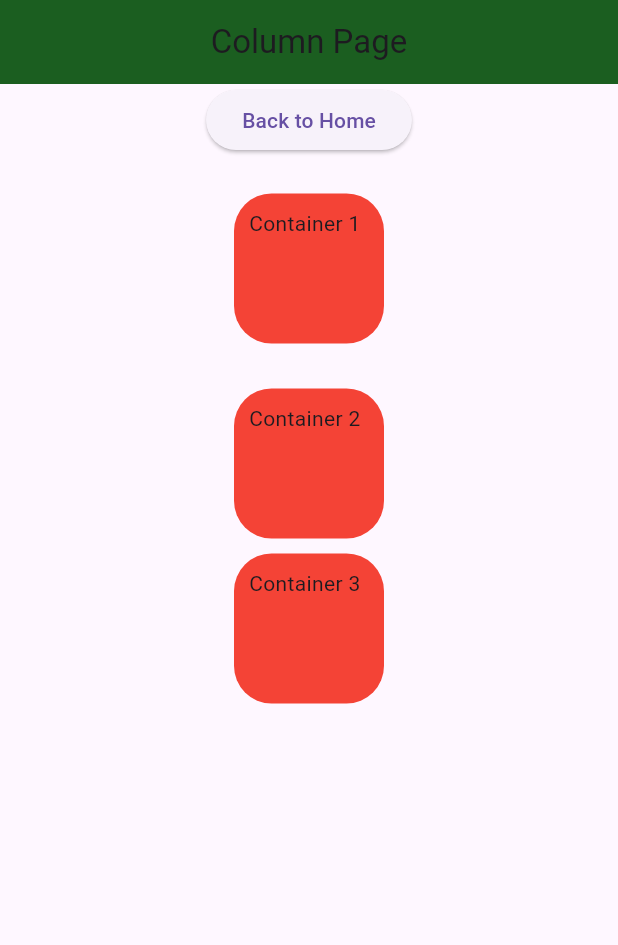
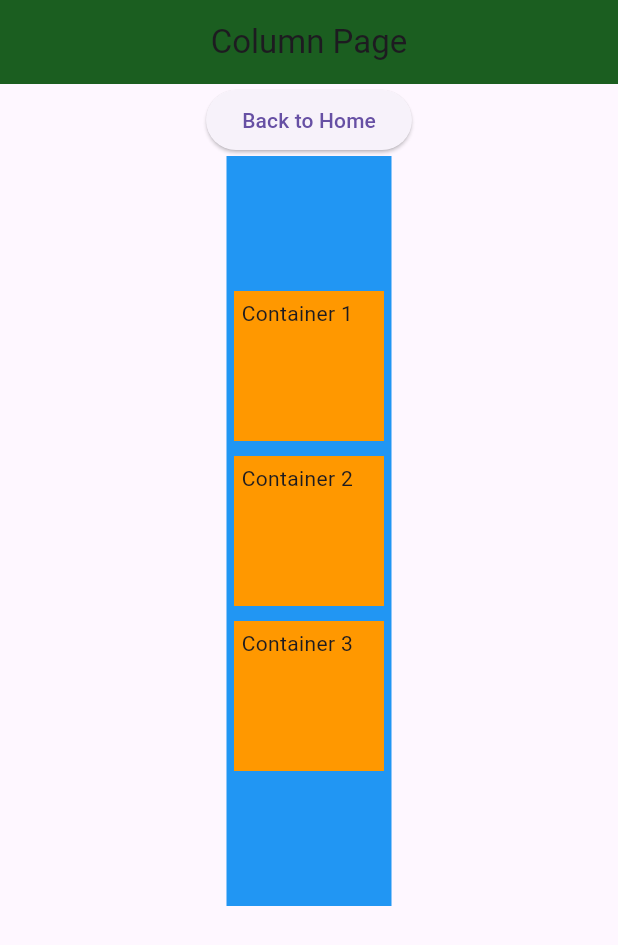
Before and after one commit to PlaceHolderHere/cheatSheets, a Flutter app: the screen it shows after launch, after a tap on "Go to 4.2.Column", on a phone screen of 412 x 824 dp. Shown: the top 945 px of the screen. Run offline on Flutter 3.47's test engine with Material 3 defaults, Android fonts, the phone set to English and light mode, and no system bars; network calls fail.

Commit message:
Cleaned up example in 4.2.column in fluttercheatsheet

```diff
--- a/fluttercheatsheet/lib/pages/4.layout/4.2.column.dart
+++ b/fluttercheatsheet/lib/pages/4.layout/4.2.column.dart
@@ -27,49 +27,45 @@ class ColumnPage extends StatelessWidget{
                 child: const Text('Back to Home'),
               ),
 
+              Container(
+                height: 500,
+                color: Colors.blue,
+
                 // === Column === //
                 // Allows you to stack/arrange components in a vertical order
                 // By Default, takes up as little space as possible
-              Column(
+                child: Column(
                   mainAxisAlignment: MainAxisAlignment.center, // Aligns vertically within the column
                   crossAxisAlignment: CrossAxisAlignment.center, // Aligns horizontally column
                   children: [
                     Container(
-                    width: 100, // double.infinity = full parent width
-                    height: 100, // double.infinity = full parent height
-                    padding: EdgeInsets.all(10),
-                    margin: EdgeInsets.all(25),
-                    decoration: BoxDecoration( // Styling
-                      borderRadius: BorderRadius.circular(25), // Rounded corners
-                      color: Colors.red,
-                    ),
+                        width: 100,
+                        height: 100,
+                        color: Colors.orange,
+                        margin: EdgeInsets.all(5),
+                        padding: EdgeInsets.all(5),
                         child: const Text("Container 1"),
                       ),
 
                       Container(
-                    width: 100, // double.infinity = full parent width
-                    height: 100, // double.infinity = full parent height
-                    padding: EdgeInsets.all(10),
+                        width: 100,
+                        height: 100,
+                        color: Colors.orange,
                         margin: EdgeInsets.all(5),
-                    decoration: BoxDecoration( // Styling
-                      borderRadius: BorderRadius.circular(25), // Rounded corners
-                      color: Colors.red,
-                    ),
+                        padding: EdgeInsets.all(5),
                         child: const Text("Container 2"),
                       ),
 
                       Container(
-                    width: 100, // double.infinity = full parent width
-                    height: 100, // double.infinity = full parent height
-                    padding: EdgeInsets.all(10),
+                        width: 100,
+                        height: 100,
+                        color: Colors.orange,
                         margin: EdgeInsets.all(5),
-                    decoration: BoxDecoration( // Styling
-                      borderRadius: BorderRadius.circular(25), // Rounded corners
-                      color: Colors.red,
-                    ),
+                        padding: EdgeInsets.all(5),
                         child: const Text("Container 3"),
                       ),
                   ],
+                ),
               ),
             ]
           )
```
Lines whose indentation alone changed are shown as unchanged.
